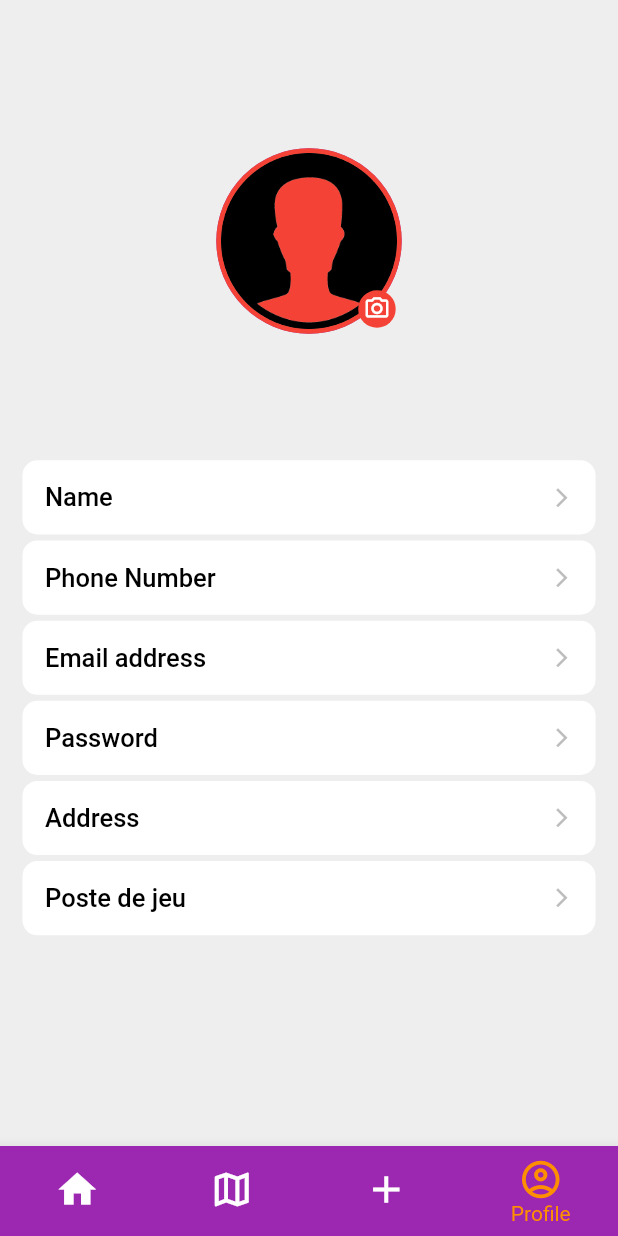
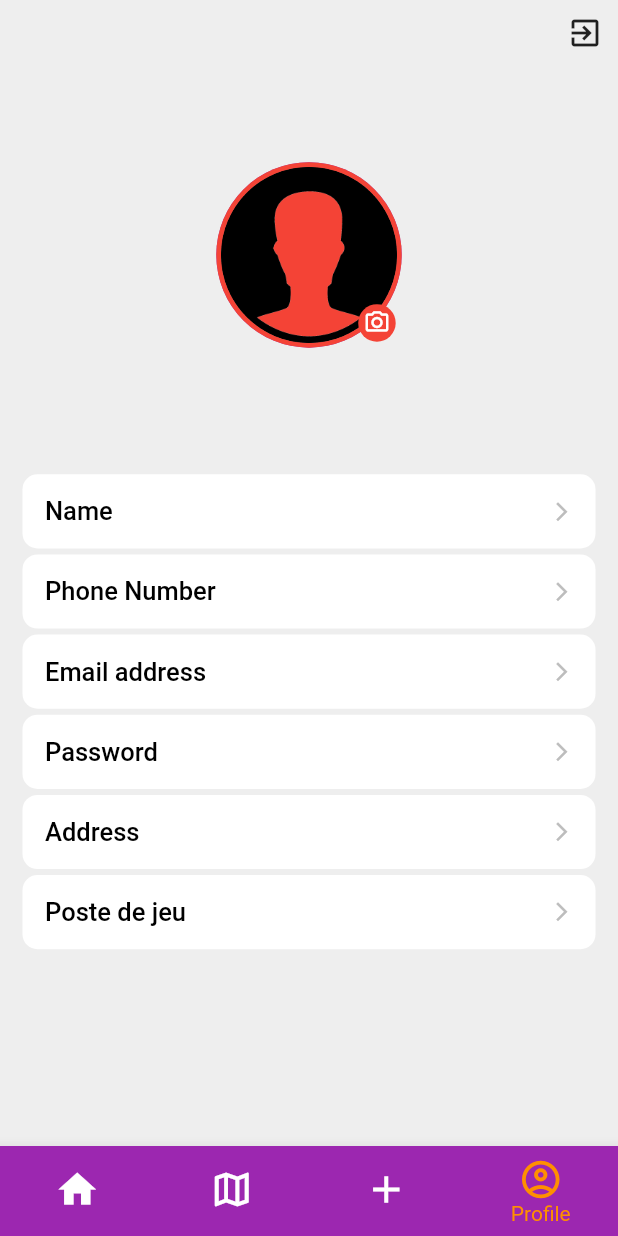
Before and after one commit to lachiri-touda/FifaStreet, a Flutter app: the screen it shows once a user with an empty profile is signed in, item 4 of the bottom bar chosen, on a phone screen of 412 x 824 dp. Run offline on Flutter 3.47's test engine with Material 2 defaults, Android fonts, the phone set to English and light mode, and no system bars; our stand-ins replace cloud_firestore, firebase_auth, firebase_core, firebase_storage, image_picker, shared_preferences; accounts and stored records are empty.

```diff
--- a/socceirb/lib/constants.dart
+++ b/socceirb/lib/constants.dart
@@ -8,4 +8,3 @@ class SizeConfig {
     screenWidth = MediaQuery.of(context).size.width;
   }
 }
-//
--- a/socceirb/lib/screens/Profile/components/profile_picture.dart
+++ b/socceirb/lib/screens/Profile/components/profile_picture.dart
@@ -67,7 +67,7 @@ class _ProfilePictureState extends State<ProfilePicture> {
         shape: BoxShape.circle,
         color: Colors.purple,
       ),
-      margin: EdgeInsets.only(top: SizeConfig.screenHeight * 0.12),
+      margin: EdgeInsets.only(top: SizeConfig.screenHeight * 0.09),
       child: Stack(
         children: [
           circleArea(),
--- a/socceirb/lib/screens/Profile/profile_screen.dart
+++ b/socceirb/lib/screens/Profile/profile_screen.dart
@@ -1,6 +1,6 @@
 // ignore_for_fionst_literals_to_create_immutables, prefer_const_constructors
 
-// ignore_for_file: implementation_imports
+// ignore_for_file: implementation_imports, prefer_const_constructors
 
 import 'package:cloud_firestore/cloud_firestore.dart';
 import 'package:firebase_auth/firebase_auth.dart' as auth;
@@ -8,6 +8,8 @@ import 'package:flutter/material.dart';
 import 'package:provider/src/provider.dart';
 import 'package:socceirb/constants.dart';
 import 'package:socceirb/screens/Profile/components/user.dart';
+import 'package:socceirb/screens/SignIn/signin_screen.dart';
+import 'package:socceirb/services/authentication.dart';
 import 'components/info_change.dart';
 import 'components/profile_picture.dart';
 import 'components/user_info.dart';
@@ -109,6 +111,21 @@ class _ProfileState extends State<Profile> {
           child: Center(
             child: Column(
               children: [
+                Align(
+                  alignment: Alignment.centerRight,
+                  child: InkWell(
+                      onTap: () => {
+                            context
+                                .read<AuthenticationService>()
+                                .signOut()
+                                .then,
+                            Navigator.pushNamed(
+                                context, const SigninScreen().routeName),
+                          },
+                      child: Container(
+                          padding: EdgeInsets.only(right: 10, top: 10),
+                          child: Icon(Icons.exit_to_app))),
+                ),
                 ProfilePicture(myAppUser: widget.myAppUser),
                 SizedBox(
                   height: SizeConfig.screenHeight * 0.1,
```
